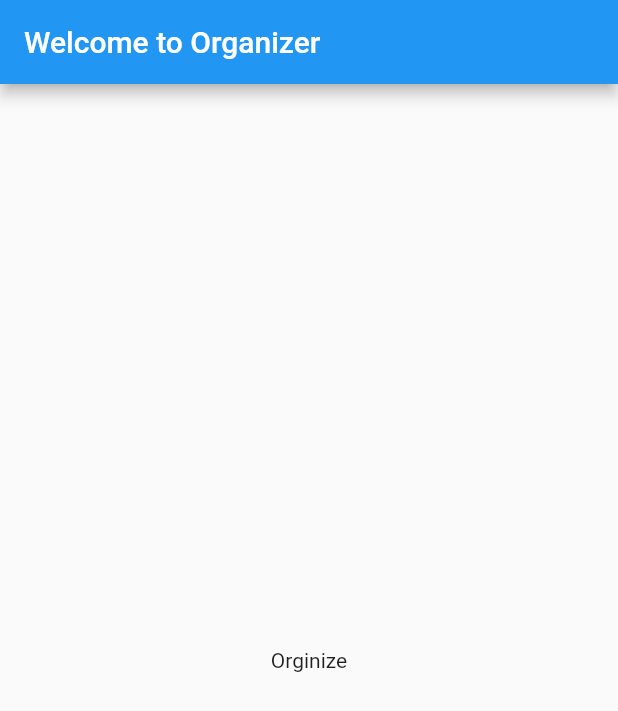
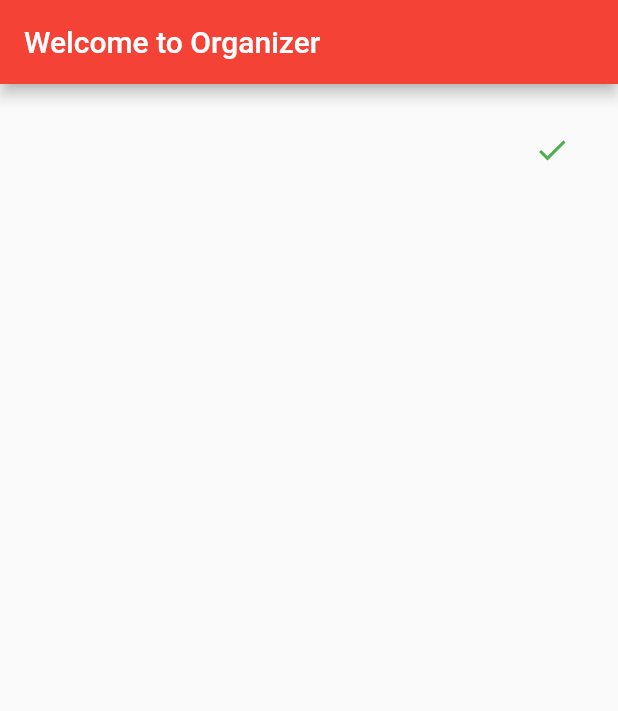
Before and after one commit to SwirlGit/organizer, a Flutter app: the screen it shows after launch, on a phone screen of 412 x 824 dp. Shown: the top 711 px of the screen. Run offline on Flutter 3.47's test engine with Material 2 defaults, Android fonts, the phone set to English and light mode, and no system bars.

Commit message:
Начало класса заметка

```diff
--- a/lib/main.dart
+++ b/lib/main.dart
@@ -1,23 +1,5 @@
 import 'package:flutter/material.dart';
 
+import 'package:organizer/organizer.dart';
+
 void main() => runApp(Organizer());
-
-class Organizer extends StatelessWidget {
-  @override
-  Widget build(BuildContext context) {
-    return MaterialApp(
-      title: 'Organizer',
-      theme: ThemeData(
-        primarySwatch: Colors.blue,
-      ),
-      home: Scaffold(
-        appBar: AppBar(
-          title: Text('Welcome to Organizer'),
-        ),
-        body: Center(
-          child: Text('Orginize'),
-        ),
-      ),
-    );
-  }
-}
--- /dev/null
+++ b/lib/note.dart
@@ -0,0 +1,21 @@
+import 'package:flutter/material.dart';
+
+class NoteState extends State<Note> {
+  final textController = TextEditingController();
+  @override
+  Widget build(BuildContext context) {
+    return Scaffold(
+      appBar: AppBar(
+        title: Text('Note'),
+      ),
+      body: TextFormField(
+        controller: textController,
+      ),
+    );
+  }
+}
+
+class Note extends StatefulWidget {
+  @override
+  NoteState createState() => NoteState();
+}
--- /dev/null
+++ b/lib/organizer.dart
@@ -0,0 +1,41 @@
+import 'package:flutter/material.dart';
+
+class Organizer extends StatelessWidget {
+  @override
+  Widget build(BuildContext context) {
+    return MaterialApp(
+      title: 'Organizer',
+      theme: ThemeData(
+        primarySwatch: Colors.red,
+      ),
+      home: Scaffold(
+        appBar: AppBar(
+          title: Text('Welcome to Organizer'),
+        ),
+        body: _buildNotes(),
+      ),
+    );
+  }
+
+  Widget _buildNotes() {
+    return ListView.builder(
+        padding: const EdgeInsets.all(16.0),
+        itemCount: 1,
+        itemBuilder: (context, i) {
+          if (i.isOdd) return Divider();
+          return _buildRow("");
+        });
+  }
+
+  Widget _buildRow(String name) {
+    return ListTile(
+      title: Text(
+        name,
+      ),
+      trailing: Icon(
+        Icons.check,
+        color: Colors.green,
+      ),
+    );
+  }
+}
```
